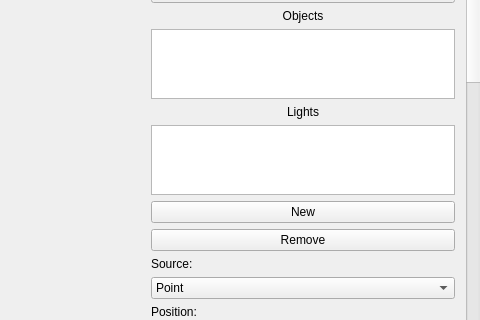
Old version of the form mainwindow.ui in the repository tfuntanilla/graphics175; both pictures show x 800 to 1280 and y 202 to 522 of the 1280 by 700 pixel window.
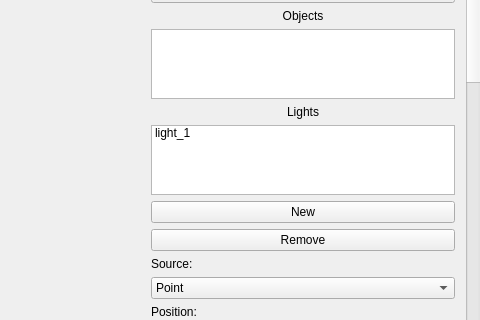
New version of the form. Custom widgets are drawn as their Qt base class.

```diff
--- a/mainwindow.ui
+++ b/mainwindow.ui
@@ -907,7 +907,13 @@
        </widget>
       </item>
       <item row="10" column="0">
-       <widget class="QListWidget" name="listWidget_lights"/>
+       <widget class="QListWidget" name="listWidget_lights">
+        <item>
+         <property name="text">
+          <string>light_1</string>
+         </property>
+        </item>
+       </widget>
       </item>
      </layout>
     </widget>
```
